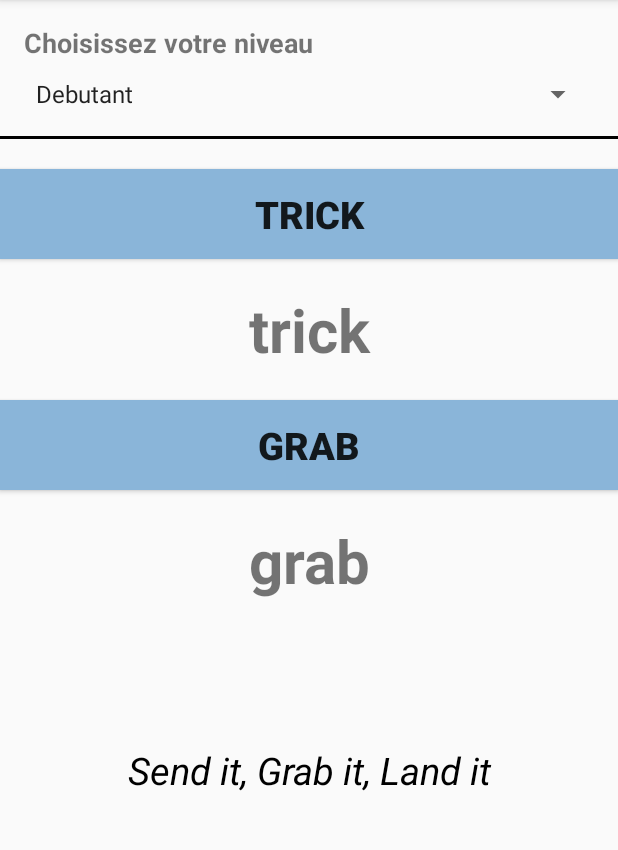
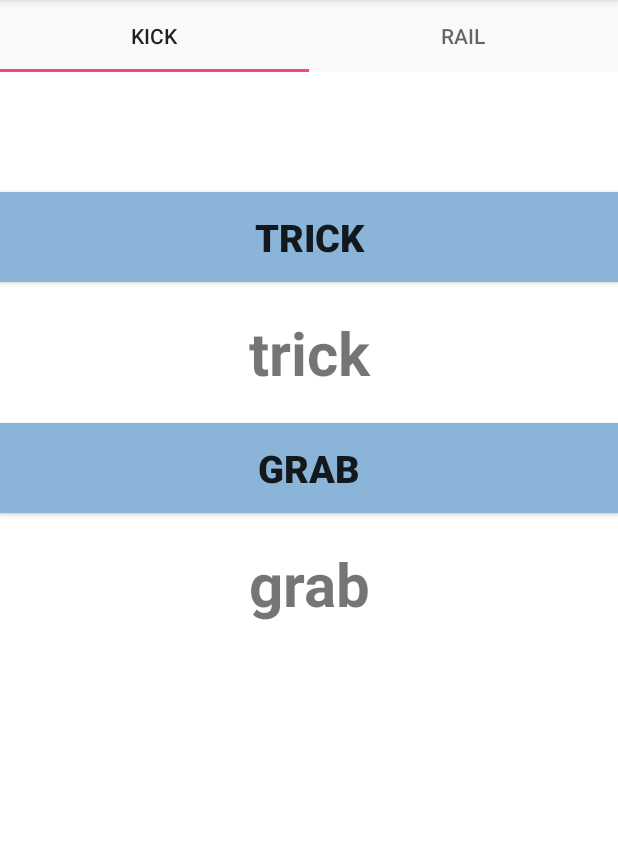
Before and after one commit to Lucidarme/Freescred, an Android app: the MainActivity screen opened directly, with no data from a screen before it, on a phone screen of 412 x 824 dp, the part 84-934 px from its top. Run offline under Robolectric (Android 15) with nearby library versions, the light colour scheme and no system bars.

Commit message:
Onglets faits : il faut relier les boutons etc

```diff
--- a/app/build.gradle
+++ b/app/build.gradle
@@ -25,5 +25,6 @@ dependencies {
         exclude group: 'com.android.support', module: 'support-annotations'
     })
     compile 'com.android.support:appcompat-v7:23.4.0'
+    compile 'com.android.support:design:23.4.0'
     testCompile 'junit:junit:4.12'
 }
--- a/app/src/main/java/com/gangscred/freescred/MainActivity.java
+++ b/app/src/main/java/com/gangscred/freescred/MainActivity.java
@@ -1,6 +1,7 @@
 package com.gangscred.freescred;
 
 import android.location.GpsStatus;
+import android.support.v4.view.ViewPager;
 import android.support.v7.app.AppCompatActivity;
 import android.os.Bundle;
 import android.util.Log;
@@ -11,6 +12,7 @@ import android.widget.Button;
 import android.widget.ListView;
 import android.widget.Spinner;
 import android.widget.TextView;
+import android.support.design.widget.TabLayout;
 
 import org.w3c.dom.Text;
 
@@ -19,10 +21,23 @@ import java.util.ArrayList;
 import java.util.List;
 
 public class MainActivity extends AppCompatActivity {
+    @Override
+    protected void onCreate(Bundle savedInstanceState) {
+        super.onCreate(savedInstanceState);
+        setContentView(R.layout.activity_main);
+
+        // Get the ViewPager and set it's PagerAdapter so that it can display items
+        ViewPager viewPager = (ViewPager) findViewById(R.id.viewpager);
+        viewPager.setAdapter(new SampleFragmentPagerAdapter(getSupportFragmentManager(),
+                MainActivity.this));
+
+        // Give the TabLayout the ViewPager
+        TabLayout tabLayout = (TabLayout) findViewById(R.id.sliding_tabs);
+        tabLayout.setupWithViewPager(viewPager);
+    }
 
 
-
-    Button but_trick;
+ /*   Button but_trick;
     Button but_grab;
     TextView text_trick;
     TextView text_grab;
@@ -116,5 +131,5 @@ public class MainActivity extends AppCompatActivity {
 
             }
         });
-    }
+    } */
 }
--- /dev/null
+++ b/app/src/main/java/com/gangscred/freescred/PageFragment.java
@@ -0,0 +1,81 @@
+package com.gangscred.freescred;
+
+import android.os.Bundle;
+import android.support.v4.app.Fragment;
+import android.text.Layout;
+import android.view.LayoutInflater;
+import android.view.View;
+import android.view.ViewGroup;
+import android.widget.Button;
+import android.widget.TextView;
+
+/**
+ * Created by larnicol on 03/03/17.
+ */
+
+public class PageFragment extends Fragment{
+    Debutant Deb;
+    Button but_trick;
+    TextView text_trick;
+    public static final String ARG_PAGE = "ARG_PAGE";
+
+    private int mPage;
+
+    public static PageFragment newInstance(int page) {
+        Bundle args = new Bundle();
+        args.putInt(ARG_PAGE, page);
+        PageFragment fragment = new PageFragment();
+        fragment.setArguments(args);
+        return fragment;
+    }
+
+    @Override
+    public void onCreate(Bundle savedInstanceState) {
+        super.onCreate(savedInstanceState);
+        mPage = getArguments().getInt(ARG_PAGE);
+
+
+    }
+
+    @Override
+    public View onCreateView(LayoutInflater inflater, ViewGroup container,
+                             Bundle savedInstanceState) {
+        Deb=new Debutant(this.getContext());
+        View view = inflater.inflate(R.layout.fragment_kick, container, false);
+       /* TextView textView = (TextView) view;
+        textView.setText("Fragment #" + mPage); */
+
+
+       /* but_trick.findViewById(R.id.trick);
+        text_trick.findViewById(R.id.text_trick);
+
+
+       but_trick.setOnClickListener(new View.OnClickListener() {
+            @Override
+            public void onClick(View v) {
+
+                String trick_Deb="";
+                if (spinner_list_level.getSelectedItem().toString().equals("Debutant")){
+                trick_Deb=Deb.Trick();
+                text_trick.setText(Deb.Trick());
+                }
+                else{
+                    if (spinner_list_level.getSelectedItem().toString().equals("Intermediaire")){
+                        trick_Inter=Inter.Trick();
+                        text_trick.setText(trick_Inter);
+                    }
+                    else{
+                        trick_Exp=Exp.Trick();
+                        text_trick.setText(trick_Exp);
+                    }
+
+                }
+
+            }
+        });*/
+
+
+        return view;
+
+    }
+}
--- /dev/null
+++ b/app/src/main/java/com/gangscred/freescred/SampleFragmentPagerAdapter.java
@@ -0,0 +1,37 @@
+package com.gangscred.freescred;
+
+import android.content.Context;
+import android.support.v4.app.Fragment;
+import android.support.v4.app.FragmentManager;
+import android.support.v4.app.FragmentPagerAdapter;
+
+/**
+ * Created by larnicol on 03/03/17.
+ */
+
+public class SampleFragmentPagerAdapter extends FragmentPagerAdapter {
+    final int PAGE_COUNT = 2;
+    private String tabTitles[] = new String[] { "KICK", "RAIL"};
+    private Context context;
+
+    public SampleFragmentPagerAdapter(FragmentManager fm, Context context) {
+        super(fm);
+        this.context = context;
+    }
+
+    @Override
+    public int getCount() {
+        return PAGE_COUNT;
+    }
+
+    @Override
+    public Fragment getItem(int position) {
+        return PageFragment.newInstance(position + 1);
+    }
+
+    @Override
+    public CharSequence getPageTitle(int position) {
+        // Generate title based on item position
+        return tabTitles[position];
+    }
+}
--- a/app/src/main/res/layout/activity_main.xml
+++ b/app/src/main/res/layout/activity_main.xml
@@ -1,15 +1,32 @@
 <?xml version="1.0" encoding="utf-8"?>
-<ScrollView
+<LinearLayout xmlns:android="http://schemas.android.com/apk/res/android"
+    xmlns:app="http://schemas.android.com/apk/res-auto"
+    android:layout_width="match_parent"
+    android:layout_height="match_parent"
+    android:orientation="vertical">
+
+    <android.support.design.widget.TabLayout
+        android:id="@+id/sliding_tabs"
+        android:layout_width="match_parent"
+        android:layout_height="wrap_content"
+        app:tabMode="fixed" />
+
+    <android.support.v4.view.ViewPager
+        android:id="@+id/viewpager"
+        android:layout_width="match_parent"
+        android:layout_height="0px"
+        android:layout_weight="1"
+        android:background="@android:color/white" />
+
+</LinearLayout>
+<!--<ScrollView
     android:layout_width="match_parent"
     android:layout_height="match_parent"
     xmlns:android="http://schemas.android.com/apk/res/android"
     xmlns:app="http://schemas.android.com/apk/res-auto"
     xmlns:tools="http://schemas.android.com/tools"
+    >
 
-
-
-
-   >
 <LinearLayout
     android:id="@+id/activity_main"
     android:layout_width="match_parent"
@@ -122,4 +139,4 @@
 
 
 </LinearLayout>
-</ScrollView>
+</ScrollView>-->
--- /dev/null
+++ b/app/src/main/res/layout/fragment_kick.xml
@@ -0,0 +1,59 @@
+<?xml version="1.0" encoding="utf-8"?>
+<LinearLayout xmlns:android="http://schemas.android.com/apk/res/android"
+    android:orientation="vertical" android:layout_width="match_parent"
+    android:layout_height="match_parent">
+
+
+
+
+<Button
+android:id="@+id/trick"
+android:layout_width="match_parent"
+android:layout_height="60dp"
+android:text ="Trick"
+android:textStyle="bold"
+android:textSize="25sp"
+android:layout_marginTop="80dp"
+android:background="#8AB5D9"/>
+
+<TextView
+android:id="@+id/text_trick"
+android:layout_width="match_parent"
+android:layout_height="wrap_content"
+android:text="@string/text_trick"
+android:layout_marginTop="20dp"
+android:gravity="center"
+android:textSize="40sp"
+android:textStyle="bold"
+    />
+
+<Button
+android:id="@+id/grab"
+android:layout_width="match_parent"
+android:layout_height="60dp"
+android:text ="Grab"
+android:textStyle="bold"
+android:textSize="25sp"
+android:layout_marginTop="20dp"
+android:background="#8AB5D9"
+    />
+
+
+<TextView
+android:id="@+id/text_grab"
+android:layout_width="match_parent"
+android:layout_height="wrap_content"
+android:text="@string/text_grab"
+android:layout_marginTop="20dp"
+android:gravity="center"
+android:textSize="40sp"
+android:textStyle="bold"
+    />
+
+
+</LinearLayout>
+
+<!--<TextView xmlns:android="http://schemas.android.com/apk/res/android"
+android:layout_width="match_parent"
+android:layout_height="match_parent"
+android:gravity="center" />-->
--- /dev/null
+++ b/app/src/main/res/layout/fragment_rail.xml
@@ -0,0 +1,51 @@
+<?xml version="1.0" encoding="utf-8"?>
+<LinearLayout xmlns:android="http://schemas.android.com/apk/res/android"
+    android:orientation="vertical" android:layout_width="match_parent"
+    android:layout_height="match_parent">
+
+
+    <Button
+        android:id="@+id/trick"
+        android:layout_width="match_parent"
+        android:layout_height="60dp"
+        android:text ="Trick"
+        android:textStyle="bold"
+        android:textSize="25sp"
+        android:layout_marginTop="100dp"
+        android:background="#8AB5D9"/>
+
+    <TextView
+        android:id="@+id/text_trick"
+        android:layout_width="match_parent"
+        android:layout_height="wrap_content"
+        android:text="@string/text_trick"
+        android:layout_marginTop="20dp"
+        android:gravity="center"
+        android:textSize="40sp"
+        android:textStyle="bold"
+        />
+
+    <Button
+        android:id="@+id/grab"
+        android:layout_width="match_parent"
+        android:layout_height="60dp"
+        android:text ="Grab"
+        android:textStyle="bold"
+        android:textSize="25sp"
+        android:layout_marginTop="20dp"
+        android:background="#8AB5D9"
+        />
+
+
+    <TextView
+        android:id="@+id/text_grab"
+        android:layout_width="match_parent"
+        android:layout_height="wrap_content"
+        android:text="@string/text_grab"
+        android:layout_marginTop="20dp"
+        android:gravity="center"
+        android:textSize="40sp"
+        android:textStyle="bold"
+        />
+
+</LinearLayout>
```
